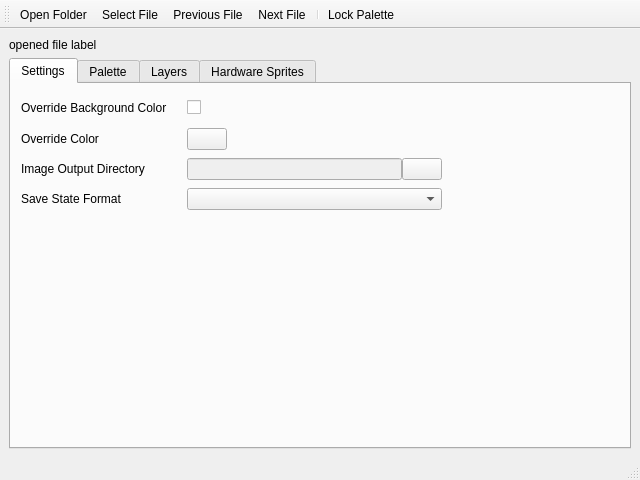
Before: the Qt Designer form qt/mainwindow.ui in Lupinzar/gssex, drawn with Qt 5.
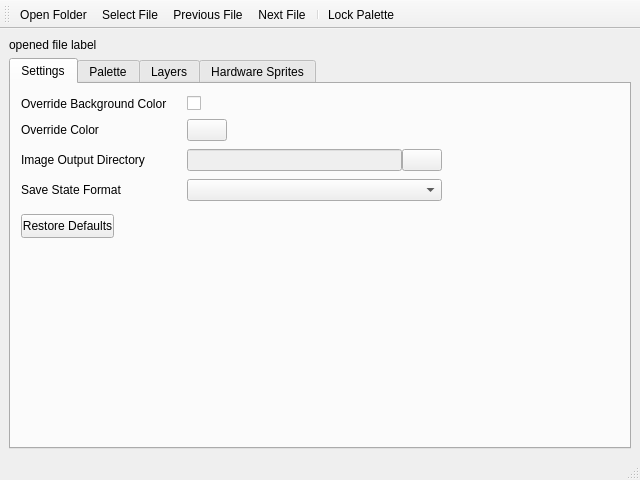
After: the same form once the commit is applied. Icons and pictures are not drawn. Custom widgets are drawn as their Qt base class.

Commit message: config save/load

Diff of the .ui file:
```diff
--- a/qt/mainwindow.ui
+++ b/qt/mainwindow.ui
@@ -46,16 +46,26 @@
           <x>10</x>
           <y>10</y>
           <width>421</width>
-          <height>118</height>
+          <height>111</height>
          </rect>
         </property>
-        <layout class="QGridLayout" name="gridLayout" rowstretch="0,0,0,0" columnstretch="0,0" rowminimumheight="24,0,0,0">
+        <layout class="QGridLayout" name="gridLayout" rowstretch="0,0,0,0,0" columnstretch="0,0">
          <property name="sizeConstraint">
           <enum>QLayout::SizeConstraint::SetDefaultConstraint</enum>
          </property>
          <property name="horizontalSpacing">
           <number>20</number>
          </property>
+         <item row="3" column="0">
+          <widget class="QLabel" name="__state_format">
+           <property name="text">
+            <string>Save State Format</string>
+           </property>
+          </widget>
+         </item>
+         <item row="3" column="1">
+          <widget class="QComboBox" name="state_format_combo"/>
+         </item>
          <item row="0" column="0">
           <widget class="QLabel" name="__bg_color_toggle_label">
            <property name="text">
@@ -125,18 +135,30 @@
            </property>
           </widget>
          </item>
-         <item row="3" column="0">
-          <widget class="QLabel" name="__state_format">
-           <property name="text">
-            <string>Save State Format</string>
-           </property>
-          </widget>
-         </item>
-         <item row="3" column="1">
-          <widget class="QComboBox" name="state_format_combo"/>
-         </item>
         </layout>
        </widget>
+       <widget class="QPushButton" name="default_config_button">
+        <property name="enabled">
+         <bool>true</bool>
+        </property>
+        <property name="geometry">
+         <rect>
+          <x>10</x>
+          <y>130</y>
+          <width>93</width>
+          <height>24</height>
+         </rect>
+        </property>
+        <property name="sizePolicy">
+         <sizepolicy hsizetype="Fixed" vsizetype="Fixed">
+          <horstretch>0</horstretch>
+          <verstretch>0</verstretch>
+         </sizepolicy>
+        </property>
+        <property name="text">
+         <string>Restore Defaults</string>
+        </property>
+       </widget>
       </widget>
       <widget class="QWidget" name="tab_palette">
        <attribute name="title">
```
The commit also changes 4 other files.
